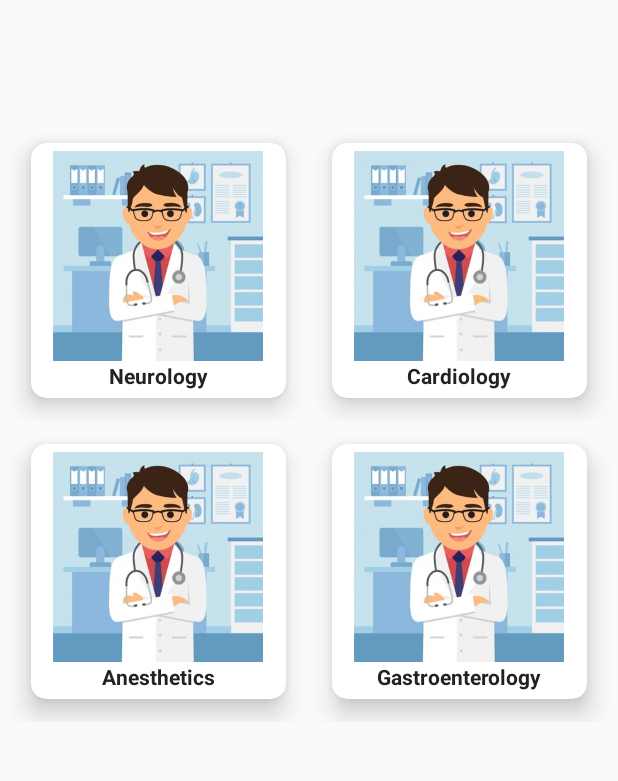
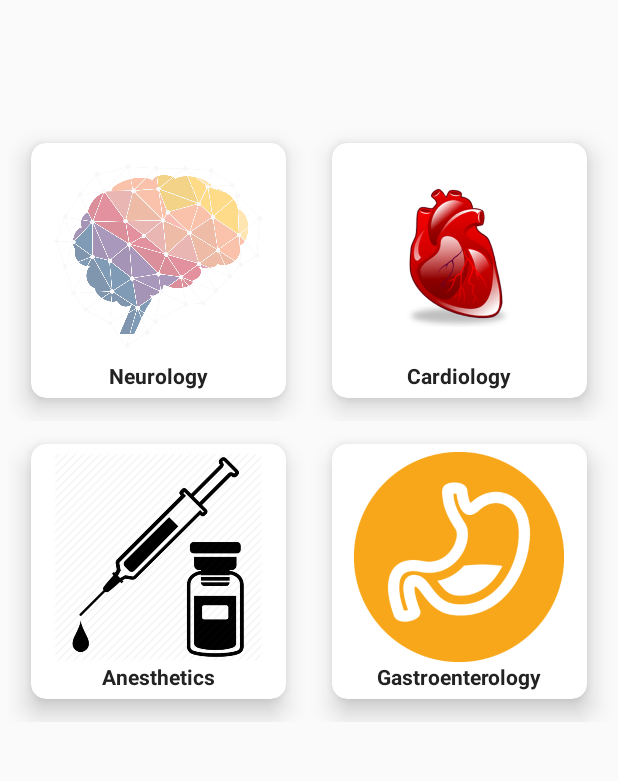
Before and after one commit to musfiqur552608/Doctor-Acho, an Android app: the HomeActivity screen opened directly, with no data from a screen before it, on a phone screen of 412 x 824 dp, the part 178-959 px from its top. Run offline under Robolectric (Android 15) with nearby library versions, the phone set to English and light mode, and no system bars; our stand-ins replace Firebase (no records; nobody signed in at launch, a user with empty details on screens opened directly).

Commit message:
all complete and fixed all bugs

```diff
--- a/app/src/main/AndroidManifest.xml
+++ b/app/src/main/AndroidManifest.xml
@@ -9,7 +9,7 @@
 
     <application
         android:allowBackup="true"
-        android:icon="@mipmap/ic_launcher"
+        android:icon="@drawable/icon"
         android:label="@string/app_name"
         android:roundIcon="@mipmap/ic_launcher_round"
         android:supportsRtl="true"
--- a/app/src/main/res/layout/activity_home.xml
+++ b/app/src/main/res/layout/activity_home.xml
@@ -56,9 +56,9 @@
                             android:layout_height="140dp"
                             android:layout_gravity="center_horizontal"
                             android:layout_marginTop="5dp"
+                            android:clickable="true"
                             android:scaleType="centerCrop"
-                            app:srcCompat="@drawable/docor"
-                            android:clickable="true"/>
+                            app:srcCompat="@drawable/neu" />
 
                         <TextView
                             android:id="@+id/textView3"
@@ -90,8 +90,8 @@
                             android:layout_height="140dp"
                             android:layout_gravity="center_horizontal"
                             android:layout_marginTop="5dp"
-                            app:srcCompat="@drawable/docor"
-                            android:clickable="true"/>
+                            android:clickable="true"
+                            app:srcCompat="@drawable/ca" />
 
                         <TextView
                             android:id="@+id/textView4"
@@ -132,8 +132,8 @@
                             android:layout_height="140dp"
                             android:layout_gravity="center_horizontal"
                             android:layout_marginTop="5dp"
-                            app:srcCompat="@drawable/docor"
-                            android:clickable="true"/>
+                            android:clickable="true"
+                            app:srcCompat="@drawable/an" />
 
                         <TextView
                             android:id="@+id/textView5"
@@ -165,8 +165,8 @@
                             android:layout_height="140dp"
                             android:layout_gravity="center_horizontal"
                             android:layout_marginTop="5dp"
-                            app:srcCompat="@drawable/docor"
-                            android:clickable="true"/>
+                            android:clickable="true"
+                            app:srcCompat="@drawable/ga" />
 
                         <TextView
                             android:id="@+id/textView6"
```
Also changed, not shown: app/src/main/res/drawable/an.png (added), app/src/main/res/drawable/ca.png (added), app/src/main/res/drawable/ga.png (added), app/src/main/res/drawable/icon.png (added), app/src/main/res/drawable/neu.png (added).
